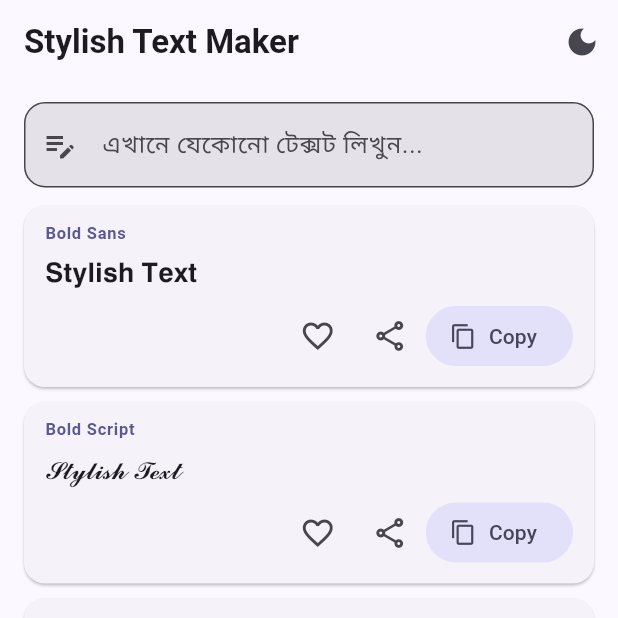
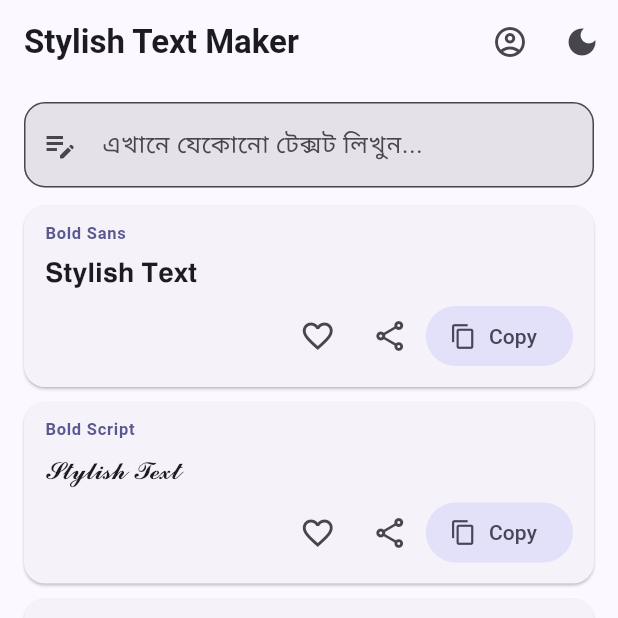
Before and after one commit to gangstarargho-prog/stylish-text-maker, a Flutter app: the screen it shows after launch, after a tap on "Start Typing Stylish Text", on a phone screen of 412 x 824 dp, the top half of it. Run offline on Flutter 3.47's test engine with Material 3 defaults, Android fonts, the phone set to English and light mode, and no system bars; our stand-ins replace flutter_image_compress, image_picker, share_plus, shared_preferences; missing offline and left inert: gal, google_mlkit_text_recognition; network calls fail.

Commit message:
Update main.dart

```diff
--- a/lib/main.dart
+++ b/lib/main.dart
@@ -1,6 +1,7 @@
 import 'package:flutter/material.dart';
 import 'package:url_launcher/url_launcher.dart';
 
+import 'cloud_screen.dart';
 import 'engines.dart';
 import 'extra_screens.dart';
 import 'image_screens.dart';
@@ -86,6 +87,18 @@ class MainShellScreen extends StatelessWidget {
               style: TextStyle(fontWeight: FontWeight.bold),
             ),
             actions: [
+              IconButton(
+                tooltip: app.isLoggedIn ? 'Cloud Account' : 'Login / Sync',
+                icon: Icon(
+                  app.isLoggedIn ? Icons.cloud_done : Icons.account_circle_outlined,
+                  color: app.isLoggedIn ? Colors.green : null,
+                ),
+                onPressed: () {
+                  Navigator.of(context).push(
+                    MaterialPageRoute(builder: (_) => CloudAccountScreen(app: app)),
+                  );
+                },
+              ),
               IconButton(
                 tooltip: app.isDarkMode ? 'Light Mode' : 'Dark Mode',
                 icon: Icon(app.isDarkMode ? Icons.light_mode : Icons.dark_mode),
@@ -204,6 +217,24 @@ class DashboardHomeTab extends StatelessWidget {
       child: Column(
         crossAxisAlignment: CrossAxisAlignment.stretch,
         children: [
+          if (app.serverNotice != null && !app.noticeDismissed) ...[
+            Card(
+              color: cs.secondaryContainer,
+              margin: const EdgeInsets.only(bottom: 12),
+              child: ListTile(
+                leading: const Icon(Icons.campaign_outlined),
+                title: Text(
+                  app.serverNotice!.title,
+                  style: const TextStyle(fontWeight: FontWeight.bold, fontSize: 14),
+                ),
+                subtitle: Text(app.serverNotice!.message, style: const TextStyle(fontSize: 12.5)),
+                trailing: IconButton(
+                  icon: const Icon(Icons.close, size: 18),
+                  onPressed: app.dismissNotice,
+                ),
+              ),
+            ),
+          ],
           Container(
             padding: const EdgeInsets.all(18),
             decoration: BoxDecoration(
@@ -234,7 +265,7 @@ class DashboardHomeTab extends StatelessWidget {
                 ),
                 const SizedBox(height: 6),
                 Text(
-                  'স্টাইলিশ ফন্ট, ইমোজি আর্ট, স্টাডি সামারি, বাংলা OCR, WebP কনভার্টার ও YT থাম্বনেইল এখন এক অ্যাপে!',
+                  'স্টাইলিশ ফন্ট, ইমোজি আর্ট, স্টাডি সামারি, বাংলা OCR, WebP কনভার্টার ও ক্লাউড সিঙ্ক এখন এক অ্যাপে!',
                   style: TextStyle(
                     color: Colors.white.withValues(alpha: 0.90),
                     fontSize: 13,
@@ -340,8 +371,67 @@ class DashboardHomeTab extends StatelessWidget {
               onTap: () => _open(context, const YoutubeThumbnailScreen()),
             ),
           ),
+          const SizedBox(height: 10),
+          Row(
+            children: [
+              Expanded(
+                child: Card(
+                  elevation: 0.6,
+                  shape: RoundedRectangleBorder(borderRadius: BorderRadius.circular(16)),
+                  child: InkWell(
+                    borderRadius: BorderRadius.circular(16),
+                    onTap: () => _open(context, CloudAccountScreen(app: app)),
+                    child: Padding(
+                      padding: const EdgeInsets.all(14),
+                      child: Row(
+                        children: [
+                          Icon(
+                            app.isLoggedIn ? Icons.cloud_done : Icons.cloud_sync_outlined,
+                            color: app.isLoggedIn ? Colors.green : cs.primary,
+                          ),
+                          const SizedBox(width: 10),
+                          Expanded(
+                            child: Text(
+                              app.isLoggedIn ? 'Cloud Synced' : 'Cloud Login',
+                              style: const TextStyle(fontWeight: FontWeight.bold, fontSize: 13.5),
+                            ),
+                          ),
+                        ],
+                      ),
+                    ),
+                  ),
+                ),
+              ),
+              const SizedBox(width: 10),
+              Expanded(
+                child: Card(
+                  elevation: 0.6,
+                  shape: RoundedRectangleBorder(borderRadius: BorderRadius.circular(16)),
+                  child: InkWell(
+                    borderRadius: BorderRadius.circular(16),
+                    onTap: () => _open(context, FeedbackScreen(app: app)),
+                    child: Padding(
+                      padding: const EdgeInsets.all(14),
+                      child: Row(
+                        children: [
+                          Icon(Icons.feedback_outlined, color: cs.tertiary),
+                          const SizedBox(width: 10),
+                          const Expanded(
+                            child: Text(
+                              'Feedback',
+                              style: TextStyle(fontWeight: FontWeight.bold, fontSize: 13.5),
+                            ),
+                          ),
+                        ],
+                      ),
+                    ),
+                  ),
+                ),
+              ),
+            ],
+          ),
           if (app.history.isNotEmpty) ...[
-            const SizedBox(height: 20),
+            const SizedBox(height: 18),
             Row(
               mainAxisAlignment: MainAxisAlignment.spaceBetween,
               children: [
@@ -489,14 +579,8 @@ class SettingsTab extends StatelessWidget {
   final AppController app;
   const SettingsTab({super.key, required this.app});
 
-  Future<void> _openWebsite(BuildContext context) async {
-    if (kWebsiteUrl.trim().isEmpty) {
-      ScaffoldMessenger.of(context).showSnackBar(
-        const SnackBar(content: Text('ওয়েবসাইট লিংক খুব শীঘ্রই যুক্ত করা হবে!')),
-      );
-      return;
-    }
-    final uri = Uri.parse(kWebsiteUrl.trim());
+  Future<void> _openUrl(BuildContext context, String urlStr) async {
+    final uri = Uri.parse(urlStr.trim());
     if (!await launchUrl(uri, mode: LaunchMode.externalApplication)) {
       if (context.mounted) {
         ScaffoldMessenger.of(context).showSnackBar(
@@ -512,11 +596,15 @@ class SettingsTab extends StatelessWidget {
       builder: (_) => AlertDialog(
         title: const Text('Privacy & Data Safety'),
         content: const Text(
-          '• Stylish Text, Emoji Art, Study Summary, English OCR এবং Image Resize আপনার ফোনের ভেতরেই (Offline) কাজ করে।\n\n'
-          '• আপনার Favorites ও Copy History কেবল আপনার ফোনের লোকাল স্টোরেজে নিরাপদ থাকে—কোনো সার্ভারে পাঠানো হয় না।\n\n'
-          '• Camera ও Gallery পারমিশন শুধুমাত্র আপনি যখন ছবি বাছাই বা স্ক্যান করেন তখনই ব্যবহার করা হয়।',
+          '• অফলাইন টুলস (Stylish Text, Emoji Art, Summary, English OCR, Image Resize) আপনার ফোনের ভেতরেই কাজ করে।\n\n'
+          '• আপনি যদি স্বেচ্ছায় Cloud Account খোলেন, তবে আপনার নাম, ইমেইল ও সিঙ্ক করা Favorites/History এনক্রিপ্টেড অবস্থায় আমাদের সার্ভারে (tools-web.qevano.site) সেভ থাকে।\n\n'
+          '• আপনি যেকোনো সময় অ্যাপের ভেতর থেকে অথবা ওয়েবসাইট থেকে অ্যাকাউন্ট স্থায়ীভাবে ডিলিট করতে পারবেন।',
         ),
         actions: [
+          TextButton(
+            onPressed: () => _openUrl(context, kPrivacyUrl),
+            child: const Text('Online Policy'),
+          ),
           TextButton(
             onPressed: () => Navigator.pop(context),
             child: const Text('ঠিক আছে'),
@@ -586,6 +674,23 @@ class SettingsTab extends StatelessWidget {
           elevation: 0.5,
           child: Column(
             children: [
+              ListTile(
+                leading: Icon(
+                  app.isLoggedIn ? Icons.cloud_done : Icons.cloud_sync_outlined,
+                  color: app.isLoggedIn ? Colors.green : null,
+                ),
+                title: Text(app.isLoggedIn ? (app.userName ?? 'Cloud Account') : 'Cloud Account & Sync'),
+                subtitle: Text(
+                  app.isLoggedIn ? (app.userEmail ?? 'Connected') : 'Favorites ও History ক্লাউডে সেভ করুন',
+                ),
+                trailing: const Icon(Icons.chevron_right),
+                onTap: () {
+                  Navigator.of(context).push(
+                    MaterialPageRoute(builder: (_) => CloudAccountScreen(app: app)),
+                  );
+                },
+              ),
+              const Divider(height: 1),
               SwitchListTile(
                 secondary: const Icon(Icons.dark_mode_outlined),
                 title: const Text('Dark Mode'),
@@ -595,27 +700,37 @@ class SettingsTab extends StatelessWidget {
               ),
               const Divider(height: 1),
               ListTile(
+                leading: const Icon(Icons.feedback_outlined),
+                title: const Text('Send Feedback'),
+                subtitle: const Text('মতামত বা নতুন ফিচারের অনুরোধ পাঠান'),
+                trailing: const Icon(Icons.chevron_right),
+                onTap: () {
+                  Navigator.of(context).push(
+                    MaterialPageRoute(builder: (_) => FeedbackScreen(app: app)),
+                  );
+                },
+              ),
+              const Divider(height: 1),
+              ListTile(
                 leading: const Icon(Icons.shield_outlined),
                 title: const Text('Privacy & Data Safety'),
-                subtitle: const Text('অ্যাপের নিরাপত্তা ও তথ্যের সুরক্ষা নীতি'),
+                subtitle: const Text('অ্যাপের নিরাপত্তা ও প্রাইভেসি পলিসি'),
                 trailing: const Icon(Icons.chevron_right),
                 onTap: () => _showPrivacyDialog(context),
               ),
               const Divider(height: 1),
               ListTile(
                 leading: const Icon(Icons.language),
-                title: const Text('More Online Tools (Website)'),
-                subtitle: Text(
-                  kWebsiteUrl.isEmpty ? 'ওয়েবসাইট লিংক শীঘ্রই আসছে' : kWebsiteUrl,
-                ),
+                title: const Text('Official App Website'),
+                subtitle: const Text(kWebsiteUrl),
                 trailing: const Icon(Icons.open_in_new),
-                onTap: () => _openWebsite(context),
+                onTap: () => _openUrl(context, kWebsiteUrl),
               ),
               const Divider(height: 1),
               const ListTile(
                 leading: Icon(Icons.verified_outlined),
                 title: Text(kAppName),
-                subtitle: Text('Pro Studio Edition • Version 2.3 (Secured)'),
+                subtitle: Text('Pro Studio Edition • Version 2.4 (Cloud Connected)'),
               ),
             ],
           ),
```
